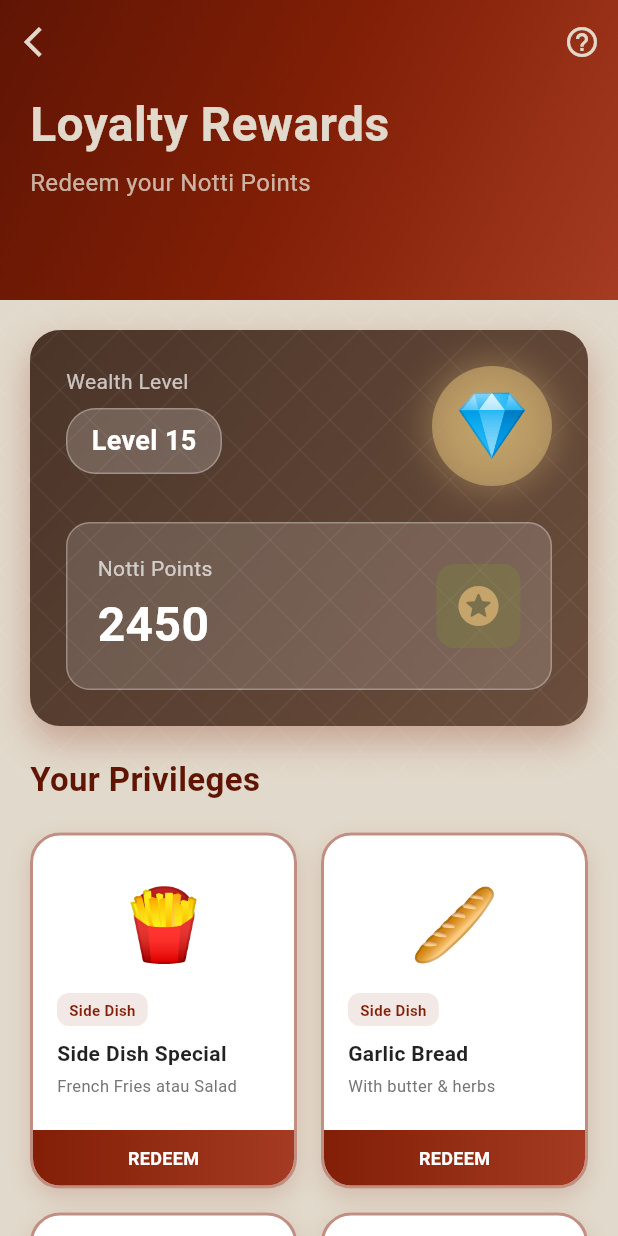
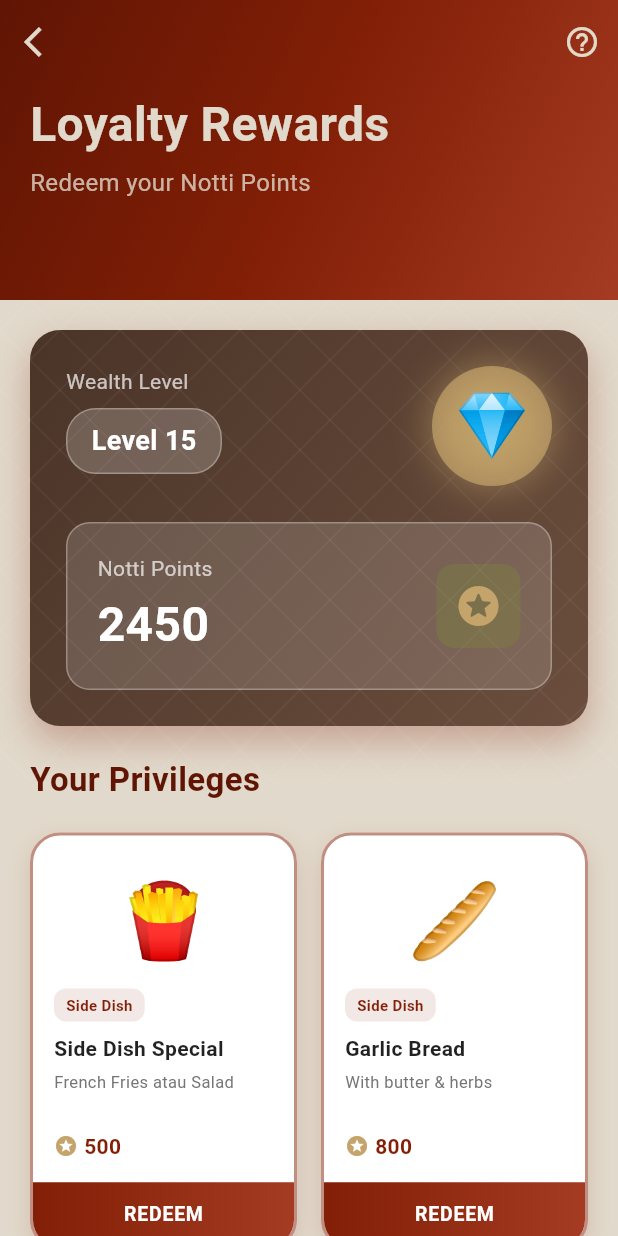
Before and after one commit to kathleenklavinka/Kelompok-2_UAS_MobileProgramming, a Flutter app: the RewardsPage screen opened directly, on a phone screen of 412 x 824 dp. Run offline on Flutter 3.47's test engine with Material 3 defaults, Android fonts, the phone set to English and light mode, and no system bars; our stand-ins replace file_picker, shared_preferences; accounts and stored records are empty.

Commit message:
Fixed box overflow

```diff
--- a/lib/pages/rewards_page.dart
+++ b/lib/pages/rewards_page.dart
@@ -20,8 +20,8 @@
   RewardPageState _currentState = RewardPageState.loading;
 
   // User data - akan dimuat dari SharedPreferences
-  int userNottiPoints = 2450;
-  String userTier = "Ruby";
+  int userNottiPoints = 8000;
+  String userTier = "Notte";
   int userLevel = 15;
 
   // Rewards data
@@ -168,25 +168,6 @@
     final prefs = await SharedPreferences.getInstance();
     await prefs.clear();
     _loadRewards();
-  }
-
-  Future<void> _saveTransaction(Map<String, dynamic> reward) async {
-    final prefs = await SharedPreferences.getInstance();
-
-    final transaction = {
-      'id': 'trans_${DateTime.now().millisecondsSinceEpoch}',
-      'type': 'redeemed',
-      'points': reward['points'],
-      'title': 'Reward Redeemed',
-      'description': reward['name'],
-      'date': DateTime.now().toIso8601String(),
-      'qrCode': 'AZZURA-${reward['id']}-${DateTime.now().millisecondsSinceEpoch}',
-      'emoji': reward['image'],
-    };
-
-    final transactionsJson = prefs.getStringList('transactions') ?? [];
-    transactionsJson.insert(0, jsonEncode(transaction));
-    await prefs.setStringList('transactions', transactionsJson);
   }
 
   @override
@@ -392,7 +373,7 @@
           sliver: SliverGrid(
             gridDelegate: SliverGridDelegateWithFixedCrossAxisCount(
               crossAxisCount: 2,
-              childAspectRatio: 0.75,
+              childAspectRatio: 0.64,
               crossAxisSpacing: 16,
               mainAxisSpacing: 16,
             ),
@@ -587,21 +568,23 @@
           color: Colors.transparent,
           child: InkWell(
             borderRadius: BorderRadius.circular(20),
-            onTap: isLocked
+            onTap: isRedeemed
+                ? null
+                : (isLocked
                       ? () => _showInsufficientPointsDialog(reward)
-                : isRedeemed
-                ? null
-                : () => _showRedeemDialog(reward),
+                      : () => _showRedeemDialog(reward)),
             child: Opacity(
               opacity: isLocked ? 0.5 : 1.0,
-              child: Stack(
+              child: Column(
+                crossAxisAlignment: CrossAxisAlignment.stretch,
                 children: [
-                  Padding(
-                    padding: EdgeInsets.all(16),
+                  Expanded(
+                    child: Padding(
+                      padding: EdgeInsets.all(14),
                       child: Column(
                         crossAxisAlignment: CrossAxisAlignment.start,
                         children: [
-                        // Lock icon or emoji
+                          // Lock icon or check icon
                           if (isLocked)
                             Align(
                               alignment: Alignment.topRight,
@@ -621,17 +604,17 @@
                               ),
                             ),
 
-                        SizedBox(height: 8),
+                          SizedBox(height: 6),
 
                           // Emoji
                           Center(
                             child: Text(
                               reward['image'],
-                            style: TextStyle(fontSize: 48),
+                              style: TextStyle(fontSize: 50),
                             ),
                           ),
 
-                        SizedBox(height: 12),
+                          SizedBox(height: 10),
 
                           // Category tag
                           Container(
@@ -700,15 +683,12 @@
                         ],
                       ),
                     ),
+                  ),
 
                   // Redeem button
                   if (canRedeem)
-                    Positioned(
-                      bottom: 0,
-                      left: 0,
-                      right: 0,
-                      child: Container(
-                        padding: EdgeInsets.symmetric(vertical: 10),
+                    Container(
+                      padding: EdgeInsets.symmetric(vertical: 12),
                       decoration: BoxDecoration(
                         gradient: LinearGradient(
                           colors: [_primaryRed, _lightRed],
@@ -724,8 +704,8 @@
                           style: TextStyle(
                             color: Colors.white,
                             fontWeight: FontWeight.bold,
-                              fontSize: 12,
-                            ),
+                            fontSize: 13,
+                            letterSpacing: 0.5,
                           ),
                         ),
                       ),
@@ -876,12 +856,12 @@
     // SAVE KE SHAREDPREFERENCES
     await _saveUserData();
     await _saveRedeemedRewards();
-    await _saveTransaction(reward);
 
     await InboxPage.createNotification(
       type: 'reward',
       title: '🎁 Reward Redeemed!',
-    message: 'You successfully redeemed ${reward['name']} for ${reward['points']} points!',
+      message:
+          'You successfully redeemed ${reward['name']} for ${reward['points']} points!',
       emoji: reward['image'] ?? '🎁',
     );
 
```
Lines whose indentation alone changed are shown as unchanged.
